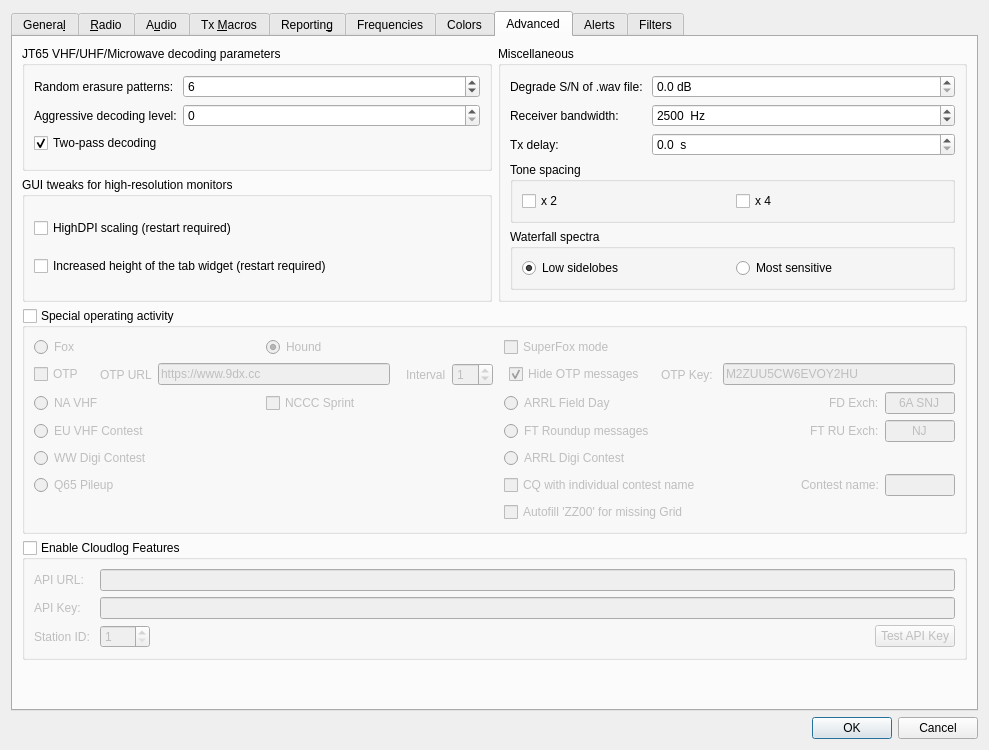
Qt form Configuration_Alerts_PLUS.ui (uaro-radio/wsjtx) before a commit.
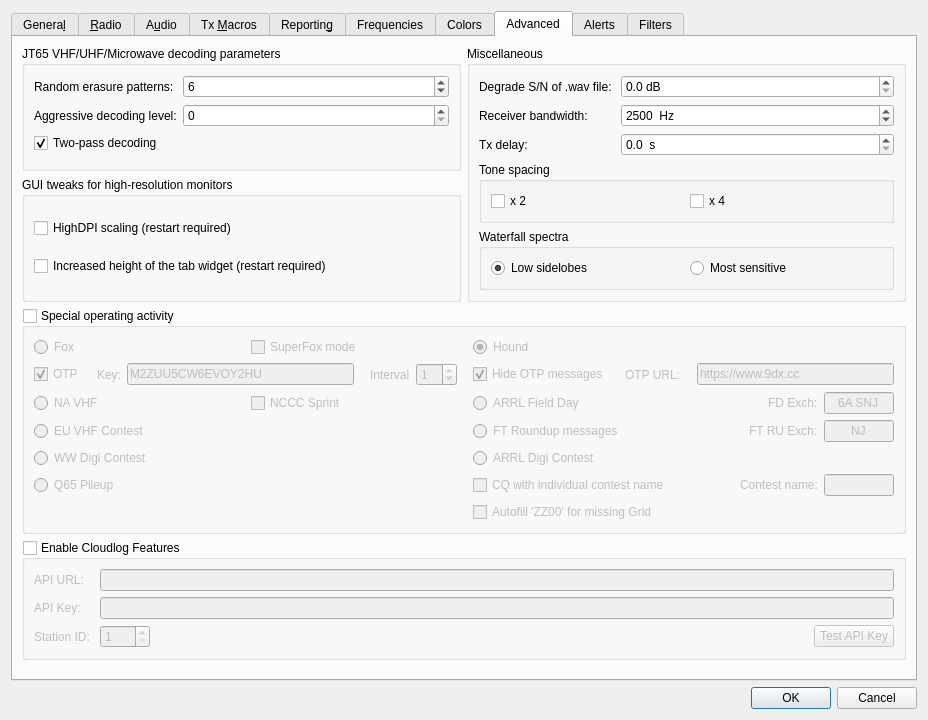
The same form after that commit. The open tabs and pages were chosen to show the change. Custom widgets are drawn as their Qt base class.

What changed in the file:
```diff
--- a/Configuration_Alerts_PLUS.ui
+++ b/Configuration_Alerts_PLUS.ui
@@ -6,8 +6,8 @@
    <rect>
     <x>0</x>
     <y>0</y>
-    <width>989</width>
-    <height>750</height>
+    <width>902</width>
+    <height>720</height>
    </rect>
   </property>
   <property name="sizePolicy">
@@ -3449,25 +3449,6 @@
             </attribute>
            </widget>
           </item>
-          <item row="0" column="1">
-           <widget class="QRadioButton" name="rbHound">
-            <property name="toolTip">
-             <string>&lt;html&gt;&lt;head/&gt;&lt;body&gt;&lt;p&gt;FT8 DXpedition mode:  Hound operator calling the DX.&lt;/p&gt;&lt;/body&gt;&lt;/html&gt;</string>
-            </property>
-            <property name="accessibleName">
-             <string>Hound</string>
-            </property>
-            <property name="text">
-             <string>Hound</string>
-            </property>
-            <property name="checked">
-             <bool>true</bool>
-            </property>
-            <attribute name="buttonGroup">
-             <string notr="true">special_op_activity_button_group</string>
-            </attribute>
-           </widget>
-          </item>
           <item row="3" column="3">
            <layout class="QHBoxLayout" name="horizontalLayout_18" stretch="2,1,1">
             <item>
@@ -3540,13 +3521,19 @@
           <item row="0" column="3">
            <layout class="QHBoxLayout" name="foxLayout_23" stretch="0,1">
             <item>
-             <widget class="QCheckBox" name="cbSuperFox">
+             <widget class="QRadioButton" name="rbHound">
               <property name="toolTip">
                <string>&lt;html&gt;&lt;head/&gt;&lt;body&gt;&lt;p&gt;Check this box to transmit (Fox) or receive (Hound) the SuperFox waveform.&lt;/p&gt;&lt;/body&gt;&lt;/html&gt;</string>
               </property>
               <property name="text">
-               <string>SuperFox mode</string>
+               <string>Hound</string>
               </property>
+              <property name="checked">
+               <bool>true</bool>
+              </property>
+              <attribute name="buttonGroup">
+               <string notr="true">special_op_activity_button_group</string>
+              </attribute>
              </widget>
             </item>
             <item>
@@ -3637,16 +3624,22 @@
             </attribute>
            </widget>
           </item>
-          <item row="1" column="0" colspan="4">
-           <layout class="QHBoxLayout" name="OTP_Layout" stretch="0,0,0,1,0,0,0,0,0,0,0,1">
+          <item row="1" column="0" colspan="3">
+           <layout class="QHBoxLayout" name="OTP_Layout" stretch="0,0,0,1,0,0,0,1">
             <item>
              <widget class="QCheckBox" name="cbOTP">
+              <property name="enabled">
+               <bool>false</bool>
+              </property>
               <property name="toolTip">
                <string>&lt;html&gt;&lt;head/&gt;&lt;body&gt;&lt;p&gt;Click to enable OTP method of Fox verification. Requires internet.&lt;/p&gt;&lt;/body&gt;&lt;/html&gt;</string>
               </property>
               <property name="text">
                <string>OTP</string>
               </property>
+              <property name="checked">
+               <bool>true</bool>
+              </property>
              </widget>
             </item>
             <item>
@@ -3659,21 +3652,21 @@
               </property>
               <property name="sizeHint" stdset="0">
                <size>
-                <width>10</width>
+                <width>7</width>
                 <height>20</height>
                </size>
               </property>
              </spacer>
             </item>
             <item>
-             <widget class="QLabel" name="lblOTPUrl">
+             <widget class="QLabel" name="lblOTPSeed">
               <property name="text">
-               <string>OTP URL</string>
+               <string>Key:</string>
               </property>
              </widget>
             </item>
             <item>
-             <widget class="QLineEdit" name="OTPUrl">
+             <widget class="QLineEdit" name="OTPSeed">
               <property name="minimumSize">
                <size>
                 <width>110</width>
@@ -3684,12 +3677,12 @@
                <string>&lt;html&gt;&lt;head/&gt;&lt;body&gt;&lt;p&gt;URL used to verify OTP codes.&lt;/p&gt;&lt;/body&gt;&lt;/html&gt;</string>
               </property>
               <property name="text">
-               <string>https://www.9dx.cc</string>
+               <string>M2ZUU5CW6EVOY2HU</string>
               </property>
              </widget>
             </item>
             <item>
-             <spacer name="horizontalSpacer_15">
+             <spacer name="horizontalSpacer_19">
               <property name="orientation">
                <enum>Qt::Horizontal</enum>
               </property>
@@ -3740,6 +3733,10 @@
               </property>
              </spacer>
             </item>
+           </layout>
+          </item>
+          <item row="1" column="3">
+           <layout class="QHBoxLayout" name="OTP_Layout_2" stretch="0,0,0,0,1">
             <item>
              <widget class="QCheckBox" name="cbHideOTP">
               <property name="toolTip">
@@ -3770,17 +3767,33 @@
              </spacer>
             </item>
             <item>
-             <widget class="QLabel" name="lblOTPSeed">
+             <widget class="QLabel" name="lblOTPUrl">
               <property name="text">
-               <string>OTP Key: </string>
+               <string>OTP URL:</string>
               </property>
              </widget>
             </item>
             <item>
-             <widget class="QLineEdit" name="OTPSeed">
+             <spacer name="horizontalSpacer_15">
+              <property name="orientation">
+               <enum>Qt::Horizontal</enum>
+              </property>
+              <property name="sizeType">
+               <enum>QSizePolicy::Fixed</enum>
+              </property>
+              <property name="sizeHint" stdset="0">
+               <size>
+                <width>10</width>
+                <height>20</height>
+               </size>
+              </property>
+             </spacer>
+            </item>
+            <item>
+             <widget class="QLineEdit" name="OTPUrl">
               <property name="minimumSize">
                <size>
-                <width>120</width>
+                <width>110</width>
                 <height>0</height>
                </size>
               </property>
@@ -3788,12 +3801,22 @@
                <string>&lt;html&gt;&lt;head/&gt;&lt;body&gt;&lt;p&gt;Fox's key to generate OTP Codes.&lt;/p&gt;&lt;/body&gt;&lt;/html&gt;</string>
               </property>
               <property name="text">
-               <string>M2ZUU5CW6EVOY2HU</string>
+               <string>https://www.9dx.cc</string>
               </property>
              </widget>
             </item>
            </layout>
           </item>
+          <item row="0" column="1">
+           <widget class="QCheckBox" name="cbSuperFox">
+            <property name="toolTip">
+             <string>&lt;html&gt;&lt;head/&gt;&lt;body&gt;&lt;p&gt;Check this box to transmit (Fox) or receive (Hound) the SuperFox waveform.&lt;/p&gt;&lt;/body&gt;&lt;/html&gt;</string>
+            </property>
+            <property name="text">
+             <string>SuperFox mode</string>
+            </property>
+           </widget>
+          </item>
          </layout>
         </widget>
        </item>
```
Left out of the diff: 17 changed lines with no effect on the pictures.
